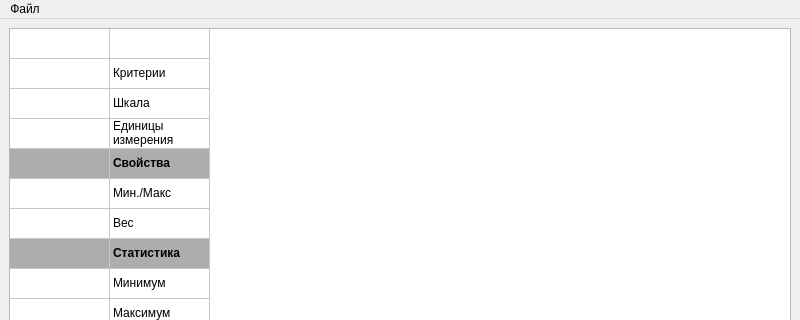
Qt form mainwindow.ui (marl0vv/PROMETHEEMethodsApp) before a commit; both pictures show x 0 to 800 and y 0 to 320 of the 800 by 600 pixel window.
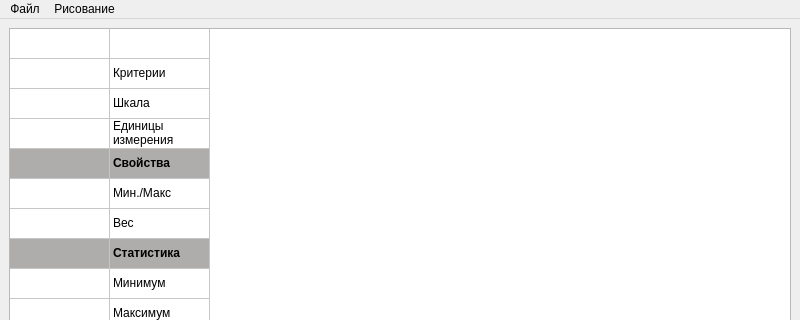
The same form after that commit.

```diff
--- a/mainwindow.ui
+++ b/mainwindow.ui
@@ -257,7 +257,7 @@
      <x>0</x>
      <y>0</y>
      <width>800</width>
-     <height>18</height>
+     <height>22</height>
     </rect>
    </property>
    <widget class="QMenu" name="menuFile">
@@ -268,7 +268,15 @@
     <addaction name="separator"/>
     <addaction name="actionNew"/>
    </widget>
+   <widget class="QMenu" name="menu">
+    <property name="title">
+     <string>Рисование</string>
+    </property>
+    <addaction name="separator"/>
+    <addaction name="action_2"/>
+   </widget>
    <addaction name="menuFile"/>
+   <addaction name="menu"/>
   </widget>
   <widget class="QStatusBar" name="statusbar"/>
   <action name="actionNew">
```
Left out of the diff: 5 changed lines with no effect on the pictures.
